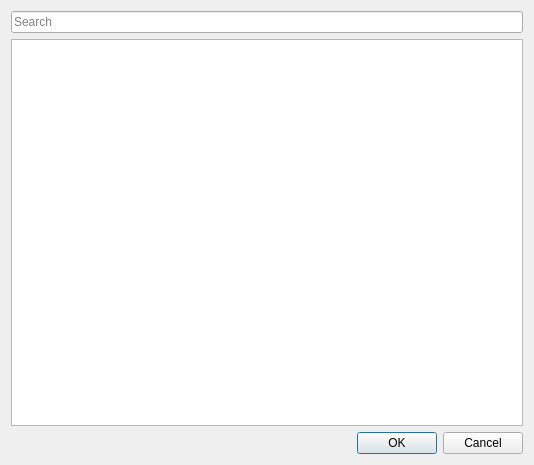
The window that ui/ApplicationsDialog.ui (V6lhost/pardus-system-services-manager) describes before a commit, drawn with Qt 5.
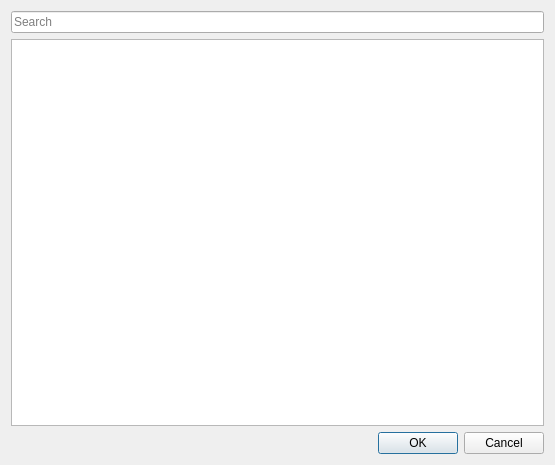
The same window after the commit.

Commit message: ApplicationsDialog: make icon column count adjust when window is resized

Diff of the .ui file:
```diff
--- a/ui/ApplicationsDialog.ui
+++ b/ui/ApplicationsDialog.ui
@@ -6,7 +6,7 @@
    <rect>
     <x>0</x>
     <y>0</y>
-    <width>534</width>
+    <width>555</width>
     <height>465</height>
    </rect>
   </property>
@@ -29,6 +29,9 @@
    </item>
    <item>
     <widget class="QListView" name="listViewApplications">
+     <property name="autoFillBackground">
+      <bool>true</bool>
+     </property>
      <property name="editTriggers">
       <set>QAbstractItemView::EditTrigger::NoEditTriggers</set>
      </property>
```
Left out of the diff: 5 changed lines with no effect on the pictures.
